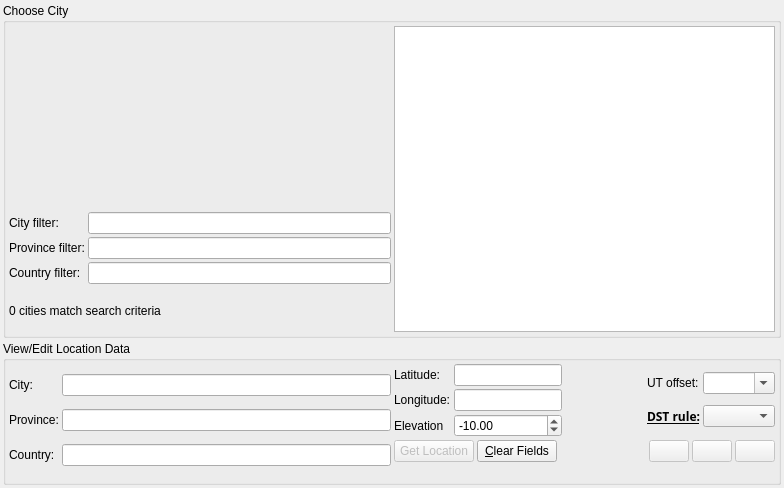
Before: the Qt Designer form kstars/dialogs/locationdialog.ui in KDE/kstars, drawn with Qt 5.
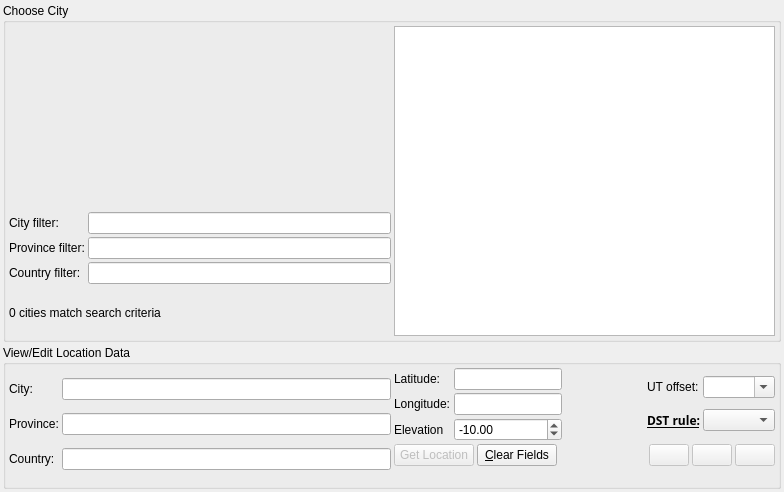
After: the same form once the commit is applied. Icons and pictures are not drawn. Custom widgets are drawn as their Qt base class.

Commit message: Use document-save icon to improve ease of use

What changed in the file:
```diff
--- a/kstars/dialogs/locationdialog.ui
+++ b/kstars/dialogs/locationdialog.ui
@@ -7,7 +7,7 @@
     <x>0</x>
     <y>0</y>
     <width>784</width>
-    <height>488</height>
+    <height>492</height>
    </rect>
   </property>
   <layout class="QVBoxLayout">
@@ -539,6 +539,15 @@
             <property name="text">
              <string/>
             </property>
+            <property name="icon">
+             <iconset theme="list-add"/>
+            </property>
+            <property name="iconSize">
+             <size>
+              <width>22</width>
+              <height>22</height>
+             </size>
+            </property>
            </widget>
           </item>
           <item>
@@ -561,6 +570,15 @@
             <property name="text">
              <string/>
             </property>
+            <property name="icon">
+             <iconset theme="document-save"/>
+            </property>
+            <property name="iconSize">
+             <size>
+              <width>22</width>
+              <height>22</height>
+             </size>
+            </property>
            </widget>
           </item>
           <item>
@@ -580,6 +598,15 @@
             <property name="text">
              <string/>
             </property>
+            <property name="icon">
+             <iconset theme="list-remove"/>
+            </property>
+            <property name="iconSize">
+             <size>
+              <width>22</width>
+              <height>22</height>
+             </size>
+            </property>
            </widget>
           </item>
          </layout>
@@ -607,6 +634,15 @@
                </color>
               </brush>
              </colorrole>
+             <colorrole role="PlaceholderText">
+              <brush brushstyle="NoBrush">
+               <color alpha="128">
+                <red>0</red>
+                <green>0</green>
+                <blue>0</blue>
+               </color>
+              </brush>
+             </colorrole>
             </active>
             <inactive>
              <colorrole role="WindowText">
@@ -627,6 +663,15 @@
                </color>
               </brush>
              </colorrole>
+             <colorrole role="PlaceholderText">
+              <brush brushstyle="NoBrush">
+               <color alpha="128">
+                <red>0</red>
+                <green>0</green>
+                <blue>0</blue>
+               </color>
+              </brush>
+             </colorrole>
             </inactive>
             <disabled>
              <colorrole role="WindowText">
@@ -647,6 +692,15 @@
                </color>
               </brush>
              </colorrole>
+             <colorrole role="PlaceholderText">
+              <brush brushstyle="NoBrush">
+               <color alpha="128">
+                <red>0</red>
+                <green>0</green>
+                <blue>0</blue>
+               </color>
+              </brush>
+             </colorrole>
             </disabled>
            </palette>
           </property>
```
The commit also changes 1 other file.
